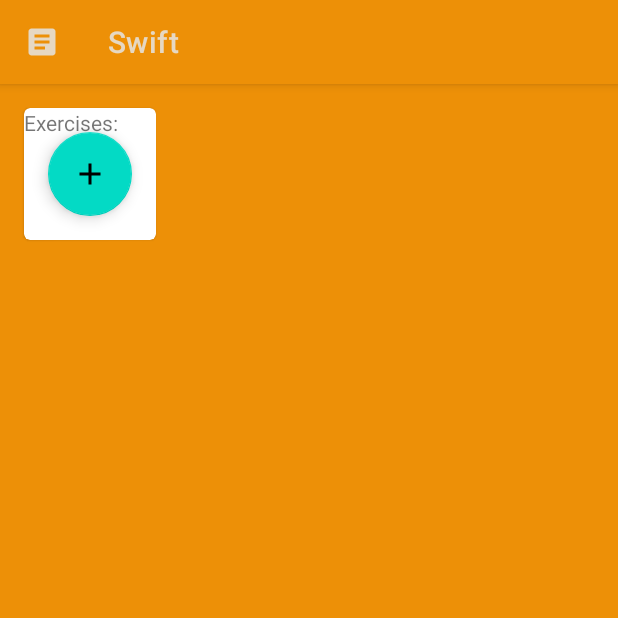
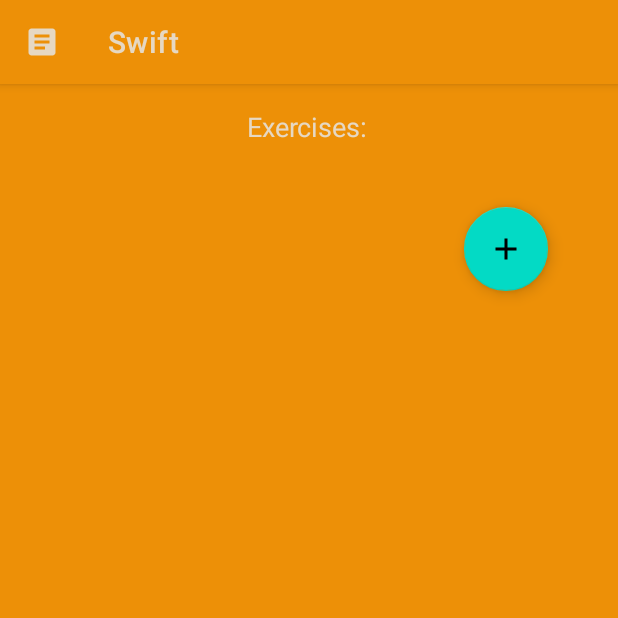
Before and after one commit to MaxEdwards20/Swift, an Android app: the screen it shows after launch (MainActivity), on a phone screen of 412 x 824 dp, the top half of it. Run offline under Robolectric (Android 15) with nearby library versions, the phone set to English and light mode, and no system bars; our stand-ins replace Room's generated code; 1 statement that could not run was skipped.

Commit message:
The formatting is correct on exercises fragment

```diff
--- a/app/src/main/res/layout/fragment_exercises.xml
+++ b/app/src/main/res/layout/fragment_exercises.xml
@@ -1,7 +1,7 @@
 <?xml version="1.0" encoding="utf-8"?>
-<com.google.android.material.card.MaterialCardView xmlns:android="http://schemas.android.com/apk/res/android"
+<androidx.constraintlayout.widget.ConstraintLayout xmlns:android="http://schemas.android.com/apk/res/android"
     android:layout_width="match_parent"
-    android:layout_height="wrap_content"
+    android:layout_height="match_parent"
     android:layout_margin="16dp"
     xmlns:app="http://schemas.android.com/apk/res-auto"
     xmlns:tools="http://schemas.android.com/tools"
@@ -9,9 +9,14 @@
 
     <TextView
         android:id="@+id/textView2"
-        android:layout_width="match_parent"
-        android:layout_height="match_parent"
-        android:text="Exercises: " />
+        android:layout_width="382dp"
+        android:layout_height="42dp"
+        android:text="Exercises: "
+        android:textAlignment="center"
+        android:textColor="@color/white"
+        android:textSize="18sp"
+        app:layout_constraintStart_toStartOf="parent"
+        app:layout_constraintTop_toTopOf="parent" />
 
     <com.google.android.material.floatingactionbutton.FloatingActionButton
         android:id="@+id/floating_action_button"
@@ -19,14 +24,22 @@
         android:layout_height="wrap_content"
         android:layout_gravity="bottom|right"
         android:layout_margin="16dp"
+        android:layout_marginTop="24dp"
+        app:layout_constraintBottom_toBottomOf="parent"
+        app:layout_constraintEnd_toEndOf="parent"
+        app:layout_constraintHorizontal_bias="0.95"
+        app:layout_constraintStart_toStartOf="parent"
+        app:layout_constraintTop_toBottomOf="@+id/recycler_exercises"
         app:srcCompat="@drawable/ic_baseline_add_24"
-        tools:ignore="ImageContrastCheck" />
+        tools:ignore="ImageContrastCheck,SpeakableTextPresentCheck" />
 
     <androidx.recyclerview.widget.RecyclerView
         android:id="@+id/recycler_exercises"
         android:layout_width="match_parent"
-        android:layout_height="match_parent" />
+        android:layout_height="wrap_content"
+        android:layout_marginTop="8dp"
+        app:layout_constraintStart_toStartOf="parent"
+        app:layout_constraintTop_toBottomOf="@+id/textView2" />
 
 
-
-</com.google.android.material.card.MaterialCardView>
+</androidx.constraintlayout.widget.ConstraintLayout>
```
Also changed, not shown: app/src/main/res/layout/exercise_fragment.xml (+10 -5 lines).
